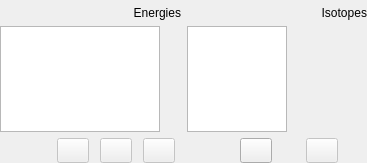
Old version of the form forms/widget_isotopes.ui in the repository usnistgov/qpx-gamma.
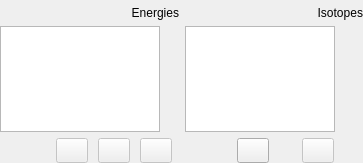
New version of the form. Icons and pictures are not drawn.

The edit to the form file:
```diff
--- a/forms/widget_isotopes.ui
+++ b/forms/widget_isotopes.ui
@@ -6,7 +6,7 @@
    <rect>
     <x>0</x>
     <y>0</y>
-    <width>367</width>
+    <width>363</width>
     <height>163</height>
    </rect>
   </property>
@@ -273,7 +273,7 @@
        </property>
        <property name="minimumSize">
         <size>
-         <width>100</width>
+         <width>150</width>
          <height>0</height>
         </size>
        </property>
```
